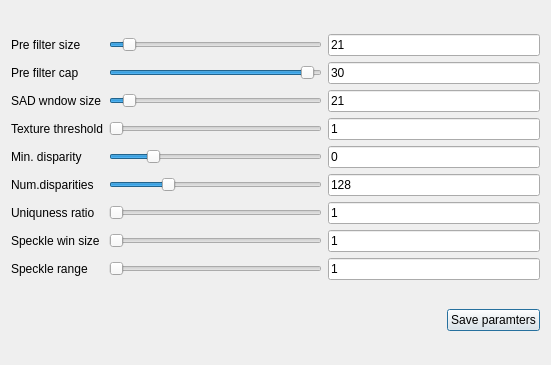
asergiu/camcalib, file adjustbmparam.ui: the form before one commit.
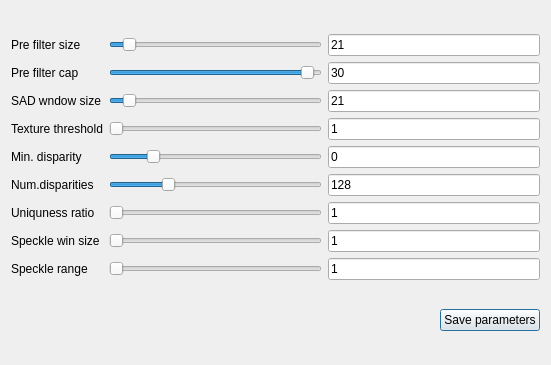
The form after the commit.

What changed in the file:
```diff
--- a/adjustbmparam.ui
+++ b/adjustbmparam.ui
@@ -300,7 +300,7 @@
      <item>
       <widget class="QPushButton" name="tryBtn">
        <property name="text">
-        <string>Save paramters</string>
+        <string>Save parameters</string>
        </property>
       </widget>
      </item>
```
